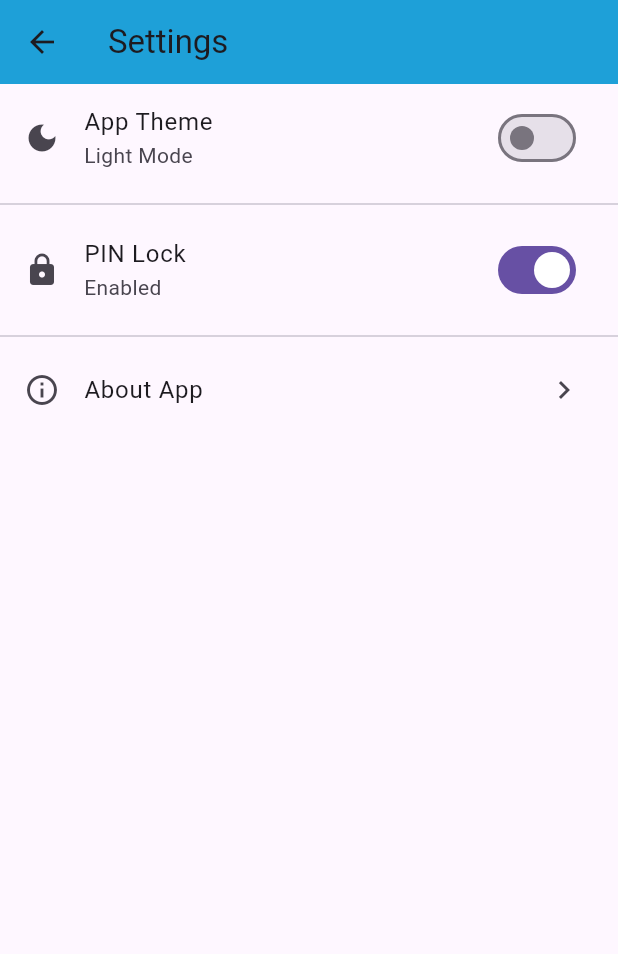
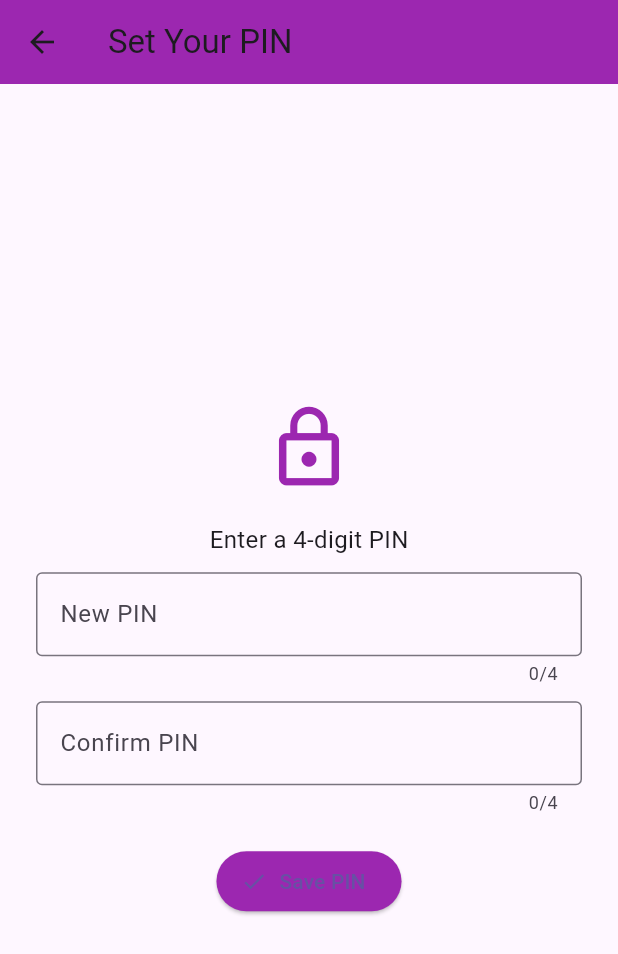
Before and after one commit to Aqilah87/MyDiary_CSC660Indv, a Flutter app: the SettingsPage screen opened directly with empty values, after a tap on "PIN Lock", on a phone screen of 412 x 824 dp. Shown: the top 954 px of the screen. Run offline on Flutter 3.47's test engine with Material 3 defaults, Android fonts, the phone set to English and light mode, and no system bars; our stand-ins replace google_fonts, hive, hive_flutter, image_picker, shared_preferences; accounts and stored records are empty.

Commit message:
update dan aktifkan pinlock

```diff
--- a/lib/lock_screen.dart
+++ b/lib/lock_screen.dart
@@ -1,4 +1,5 @@
 import 'package:flutter/material.dart';
+import 'package:shared_preferences/shared_preferences.dart';
 import 'pages/home_page.dart'; // Your main diary page
 
 class LockScreen extends StatefulWidget {
@@ -8,13 +9,15 @@ class LockScreen extends StatefulWidget {
 
 class _LockScreenState extends State<LockScreen> {
   final _pinController = TextEditingController();
-  final String _correctPin = '1234';
 
-  void _checkPin() {
-    if (_pinController.text == _correctPin) {
+  Future<void> _checkPin() async {
+    final prefs = await SharedPreferences.getInstance();
+    final savedPin = prefs.getString('user_pin_code') ?? '';
+
+    if (_pinController.text == savedPin) {
       Navigator.pushReplacement(
         context,
-        MaterialPageRoute(builder: (context) => HomePage()),
+        MaterialPageRoute(builder: (_) => HomePage()),
       );
     } else {
       ScaffoldMessenger.of(context).showSnackBar(
--- a/lib/main.dart
+++ b/lib/main.dart
@@ -2,6 +2,7 @@ import 'package:flutter/material.dart';
 import 'package:hive_flutter/hive_flutter.dart';
 import 'package:shared_preferences/shared_preferences.dart';
 import 'lock_screen.dart';
+import 'pages/home_page.dart';
 import 'models/diary_entry.dart'; // Make sure this is the correct path
 import 'theme_controller.dart';
 
@@ -19,18 +20,13 @@ void main() async {
   // Load theme preference before runApp
   final prefs = await SharedPreferences.getInstance();
   final isDark = prefs.getBool('is_dark_mode') ?? false;
+  final isPinEnabled = prefs.getBool('is_pin_enabled') ?? false;
   themeNotifier.value = isDark ? ThemeMode.dark : ThemeMode.light;
 
-  runApp(MyApp());
-  }
-
-class MyApp extends StatelessWidget {
-  @override
-  Widget build(BuildContext context) {
-    return ValueListenableBuilder<ThemeMode>(
+  runApp(
+      ValueListenableBuilder<ThemeMode>(
       valueListenable: themeNotifier,
-      builder: (_, mode, __) {
-        return MaterialApp(
+      builder: (_, mode, __) => MaterialApp(
           debugShowCheckedModeBanner: false,
           title: 'Aqilah\'s Diary',
           theme: ThemeData(
@@ -42,9 +38,8 @@ class MyApp extends StatelessWidget {
             primarySwatch: Colors.purple,
           ),
           themeMode: mode,
-          home: LockScreen(),
-        );
-      },
+          home: isPinEnabled ? LockScreen() : HomePage(),
+        ),
+      ),
     );
   }
-}
--- /dev/null
+++ b/lib/screens/set_pin_page.dart
@@ -0,0 +1,98 @@
+import 'package:flutter/material.dart';
+
+class SetPinPage extends StatefulWidget {
+  @override
+  _SetPinPageState createState() => _SetPinPageState();
+}
+
+class _SetPinPageState extends State<SetPinPage> {
+  final TextEditingController _pinController = TextEditingController();
+  final TextEditingController _confirmController = TextEditingController();
+
+  String? _error;
+
+  void _savePin() {
+    final pin = _pinController.text.trim();
+    final confirm = _confirmController.text.trim();
+
+    if (pin.length != 4 || confirm.length != 4) {
+      setState(() => _error = 'PIN must be exactly 4 digits');
+      return;
+    }
+
+    if (pin != confirm) {
+      setState(() => _error = 'PINs do not match');
+      return;
+    }
+
+    Navigator.pop(context, pin); // return to SettingsPage with the new PIN
+  }
+
+  @override
+  void dispose() {
+    _pinController.dispose();
+    _confirmController.dispose();
+    super.dispose();
+  }
+
+  @override
+  Widget build(BuildContext context) {
+    return Scaffold(
+      appBar: AppBar(
+        title: Text('Set Your PIN'),
+        backgroundColor: Colors.purple,
+      ),
+      body: Padding(
+        padding: const EdgeInsets.all(24.0),
+        child: Column(
+          mainAxisAlignment: MainAxisAlignment.center,
+          children: [
+            Icon(Icons.lock_outline, size: 60, color: Colors.purple),
+            SizedBox(height: 20),
+            Text(
+              'Enter a 4-digit PIN',
+              style: TextStyle(fontSize: 16),
+            ),
+            SizedBox(height: 10),
+            TextField(
+              controller: _pinController,
+              obscureText: true,
+              keyboardType: TextInputType.number,
+              maxLength: 4,
+              decoration: InputDecoration(
+                labelText: 'New PIN',
+                border: OutlineInputBorder(),
+              ),
+            ),
+            SizedBox(height: 10),
+            TextField(
+              controller: _confirmController,
+              obscureText: true,
+              keyboardType: TextInputType.number,
+              maxLength: 4,
+              decoration: InputDecoration(
+                labelText: 'Confirm PIN',
+                border: OutlineInputBorder(),
+              ),
+            ),
+            if (_error != null)
+              Padding(
+                padding: const EdgeInsets.only(top: 8.0),
+                child: Text(
+                  _error!,
+                  style: TextStyle(color: Colors.red),
+                ),
+              ),
+            SizedBox(height: 20),
+            ElevatedButton.icon(
+              onPressed: _savePin,
+              icon: Icon(Icons.check),
+              label: Text('Save PIN'),
+              style: ElevatedButton.styleFrom(backgroundColor: Colors.purple),
+            ),
+          ],
+        ),
+      ),
+    );
+  }
+}
--- a/lib/screens/settings_page.dart
+++ b/lib/screens/settings_page.dart
@@ -1,6 +1,7 @@
 import 'package:flutter/material.dart';
 import 'package:shared_preferences/shared_preferences.dart';
 import '../main.dart';
+import 'set_pin_page.dart';
 
 class SettingsPage extends StatefulWidget {
   final bool isDarkMode;
@@ -62,6 +63,25 @@ class _SettingsPageState extends State<SettingsPage> {
     );
   }
 
+  Future<void> _handlePinToggle(bool val) async {
+    final prefs = await SharedPreferences.getInstance();
+    setState(() => _isPinLock = val);
+    widget.onPinChanged(val);
+    await prefs.setBool('is_pin_enabled', val);
+
+    if (val) {
+      final newPin = await Navigator.push(
+        context,
+        MaterialPageRoute(builder: (_) => SetPinPage()),
+      );
+      if (newPin != null && newPin.length >= 4) {
+        await prefs.setString('user_pin_code', newPin);
+      }
+    } else {
+      await prefs.remove('user_pin_code');
+    }
+  }
+
   @override
   Widget build(BuildContext context) {
     return Scaffold(
@@ -92,7 +112,7 @@ class _SettingsPageState extends State<SettingsPage> {
             subtitle: Text(_isPinLock ? 'Enabled' : 'Disabled'),
             secondary: Icon(Icons.lock),
             value: _isPinLock,
-            onChanged: _togglePinLock,
+            onChanged: _handlePinToggle,
           ),
 
           Divider(),
```
